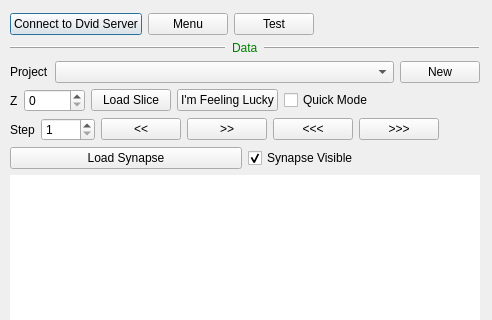
Above: neurolabi/gui/zflyemroidialog.ui from janelia-flyem/NeuTu before the change; both pictures show x 0 to 492 and y 0 to 320 of the 492 by 772 pixel window. Below: the same form after it.
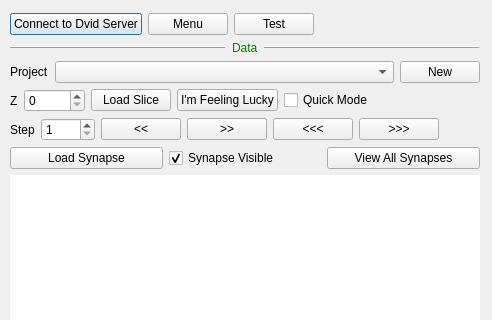
That is the form after the change. Icons and pictures are not drawn.

Diff of the .ui file:
```diff
--- a/neurolabi/gui/zflyemroidialog.ui
+++ b/neurolabi/gui/zflyemroidialog.ui
@@ -290,6 +290,13 @@
           </property>
          </widget>
         </item>
+        <item>
+         <widget class="QPushButton" name="viewAllSynapsePushButton">
+          <property name="text">
+           <string>View All Synapses</string>
+          </property>
+         </widget>
+        </item>
        </layout>
       </item>
       <item>
```
